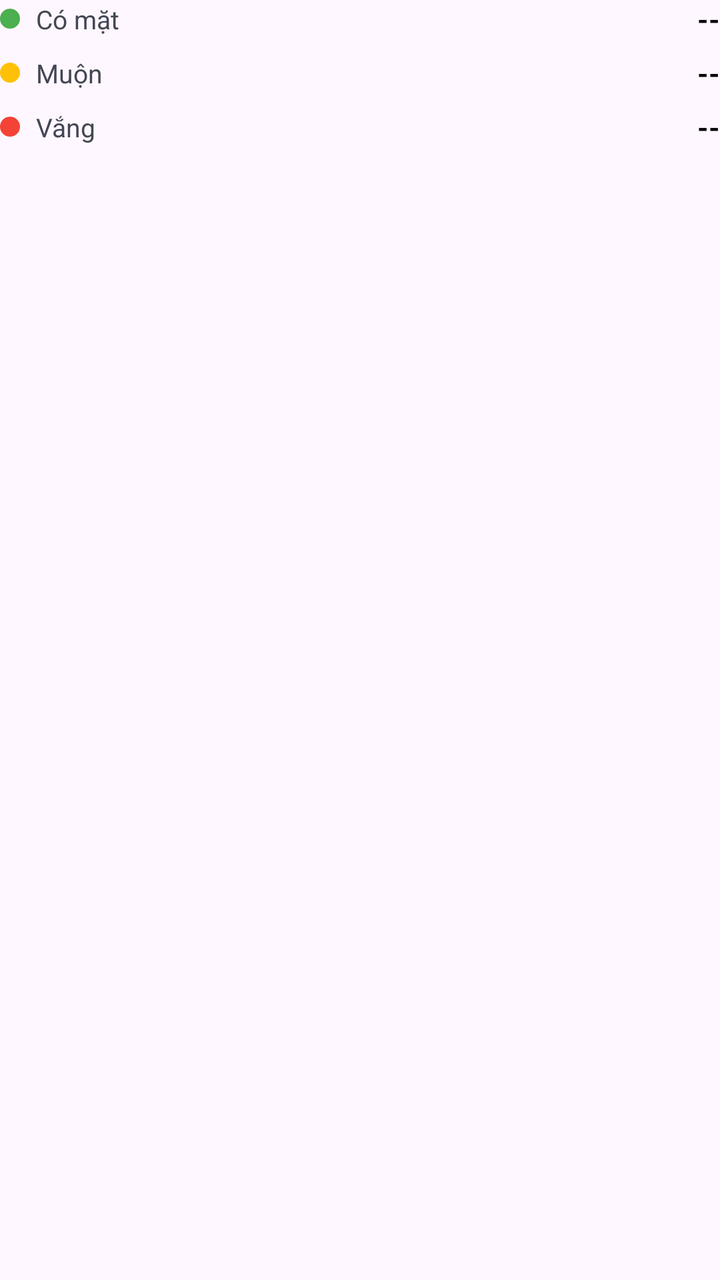
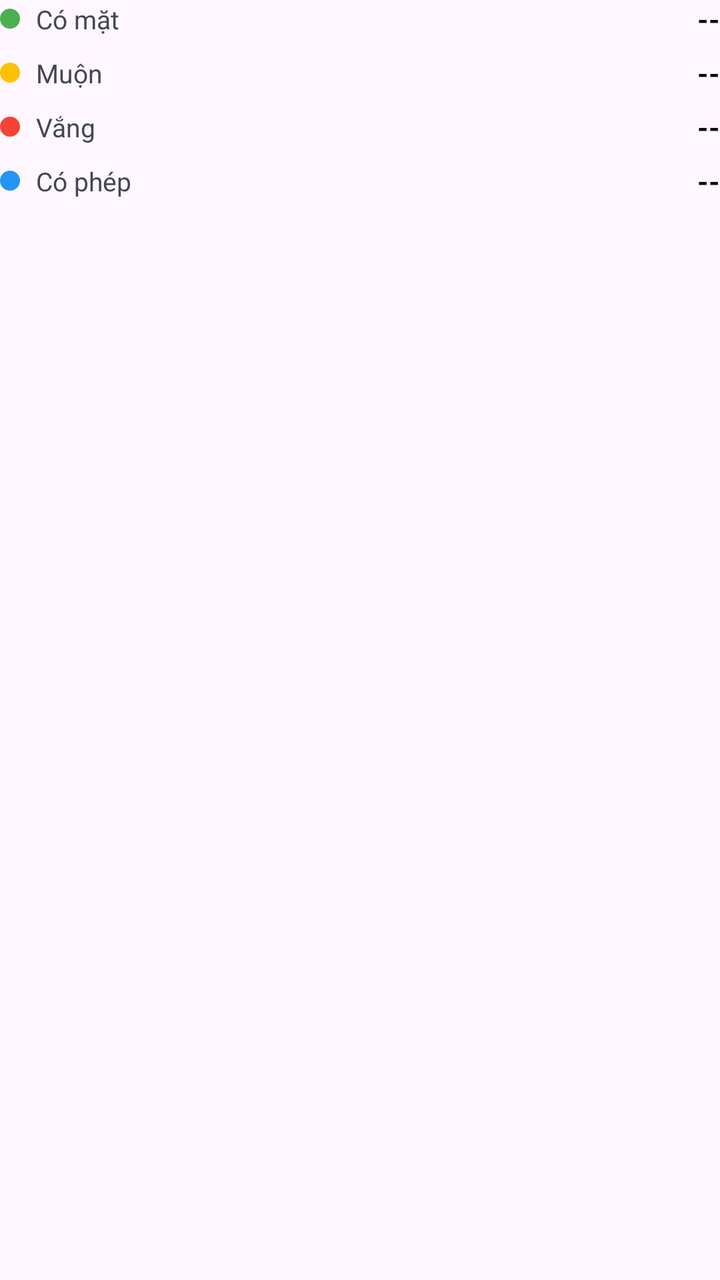

An Android layout rendered at two revisions. The XML below is the earlier revision; the diff shows what the commit changed to produce the second picture.
<!-- AndroidManifest.xml: application theme Theme.Kstudy -->
<!-- res/layout/view_attendance_legend.xml -->
<?xml version="1.0" encoding="utf-8"?>
<LinearLayout xmlns:android="http://schemas.android.com/apk/res/android"
    android:layout_width="match_parent"
    android:layout_height="wrap_content"
    android:orientation="vertical">

    <LinearLayout
        android:layout_width="match_parent"
        android:layout_height="wrap_content"
        android:gravity="center_vertical"
        android:orientation="horizontal">

        <View
            android:layout_width="10dp"
            android:layout_height="10dp"
            android:background="@drawable/bg_legend_dot"
            android:backgroundTint="@color/present" />

        <TextView
            android:layout_width="0dp"
            android:layout_height="wrap_content"
            android:layout_marginStart="8dp"
            android:layout_weight="1"
            android:text="Có mặt"
            android:textColor="@color/text_secondary"
            android:textSize="13sp" />

        <TextView
            android:id="@+id/tvLegendPresent"
            android:layout_width="wrap_content"
            android:layout_height="wrap_content"
            android:text="--"
            android:textColor="@color/black"
            android:textSize="14sp"
            android:textStyle="bold" />
    </LinearLayout>

    <LinearLayout
        android:layout_width="match_parent"
        android:layout_height="wrap_content"
        android:layout_marginTop="8dp"
        android:gravity="center_vertical"
        android:orientation="horizontal">

        <View
            android:layout_width="10dp"
            android:layout_height="10dp"
            android:background="@drawable/bg_legend_dot"
            android:backgroundTint="@color/late" />

        <TextView
            android:layout_width="0dp"
            android:layout_height="wrap_content"
            android:layout_marginStart="8dp"
            android:layout_weight="1"
            android:text="Muộn"
            android:textColor="@color/text_secondary"
            android:textSize="13sp" />

        <TextView
            android:id="@+id/tvLegendLate"
            android:layout_width="wrap_content"
            android:layout_height="wrap_content"
            android:text="--"
            android:textColor="@color/black"
            android:textSize="14sp"
            android:textStyle="bold" />
    </LinearLayout>

    <LinearLayout
        android:layout_width="match_parent"
        android:layout_height="wrap_content"
        android:layout_marginTop="8dp"
        android:gravity="center_vertical"
        android:orientation="horizontal">

        <View
            android:layout_width="10dp"
            android:layout_height="10dp"
            android:background="@drawable/bg_legend_dot"
            android:backgroundTint="@color/absent" />

        <TextView
            android:layout_width="0dp"
            android:layout_height="wrap_content"
            android:layout_marginStart="8dp"
            android:layout_weight="1"
            android:text="Vắng"
            android:textColor="@color/text_secondary"
            android:textSize="13sp" />

        <TextView
            android:id="@+id/tvLegendAbsent"
            android:layout_width="wrap_content"
            android:layout_height="wrap_content"
            android:text="--"
            android:textColor="@color/black"
            android:textSize="14sp"
            android:textStyle="bold" />
    </LinearLayout>
</LinearLayout>
<!-- resources referenced by this layout -->
<resources>
  <color name="absent">#F44336</color>
  <color name="black">#FF000000</color>
  <color name="late">#FFC107</color>
  <color name="present">#4CAF50</color>
  <color name="text_secondary">#434654</color>
  <!-- drawable bg_legend_dot (drawable) -->
  <?xml version="1.0" encoding="utf-8"?>
  <shape xmlns:android="http://schemas.android.com/apk/res/android"
      android:shape="oval">
      <solid android:color="@color/primary" />
  </shape>
  <style name="Theme.Kstudy" parent="Base.Theme.Kstudy" />
  <color name="primary">#5B21B6</color>
  <style name="Base.Theme.Kstudy" parent="Theme.Material3.Light.NoActionBar">
          
          <item name="colorPrimary">@color/primary</item>
          <item name="colorOnPrimary">@color/white</item>
      </style>
  <color name="white">#FFFFFFFF</color>
</resources>

<!-- the commit's change to res/layout/view_attendance_legend.xml (unified diff, before → after) -->
@@ -98,4 +98,36 @@
             android:textSize="14sp"
             android:textStyle="bold" />
     </LinearLayout>
+
+    <LinearLayout
+        android:layout_width="match_parent"
+        android:layout_height="wrap_content"
+        android:layout_marginTop="8dp"
+        android:gravity="center_vertical"
+        android:orientation="horizontal">
+
+        <View
+            android:layout_width="10dp"
+            android:layout_height="10dp"
+            android:background="@drawable/bg_legend_dot"
+            android:backgroundTint="@color/excused" />
+
+        <TextView
+            android:layout_width="0dp"
+            android:layout_height="wrap_content"
+            android:layout_marginStart="8dp"
+            android:layout_weight="1"
+            android:text="Có phép"
+            android:textColor="@color/text_secondary"
+            android:textSize="13sp" />
+
+        <TextView
+            android:id="@+id/tvLegendExcused"
+            android:layout_width="wrap_content"
+            android:layout_height="wrap_content"
+            android:text="--"
+            android:textColor="@color/black"
+            android:textSize="14sp"
+            android:textStyle="bold" />
+    </LinearLayout>
 </LinearLayout>
<!-- resource entries referenced after the edit -->
@@ -2,6 +2,7 @@
 <resources>
   <color name="absent">#F44336</color>
   <color name="black">#FF000000</color>
+  <color name="excused">#2196F3</color>
   <color name="late">#FFC107</color>
   <color name="present">#4CAF50</color>
   <color name="text_secondary">#434654</color>
